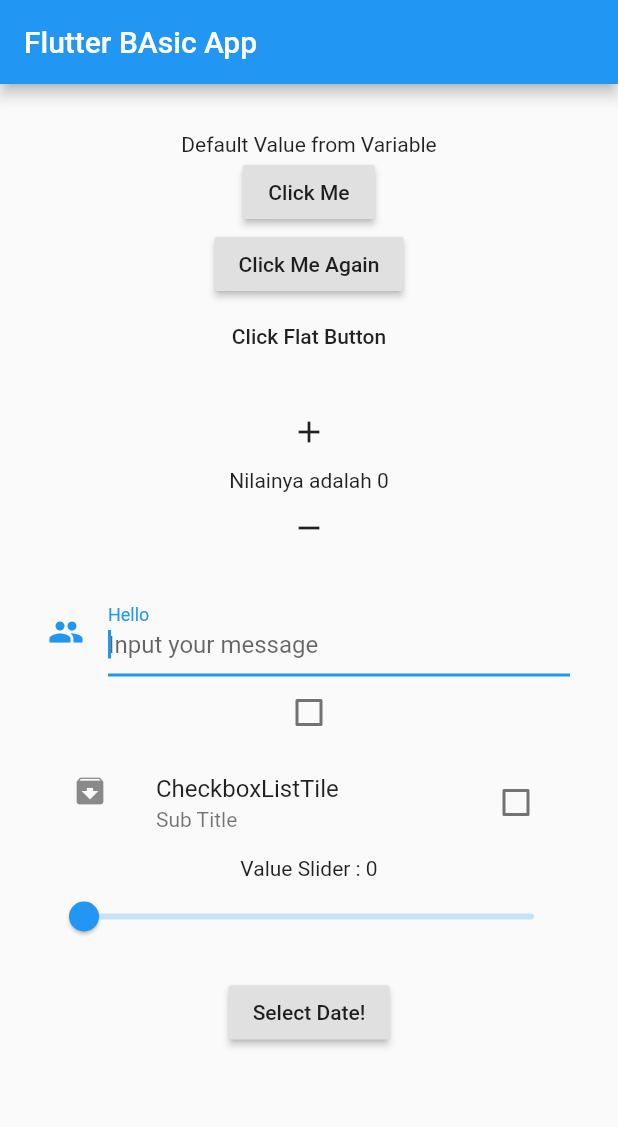
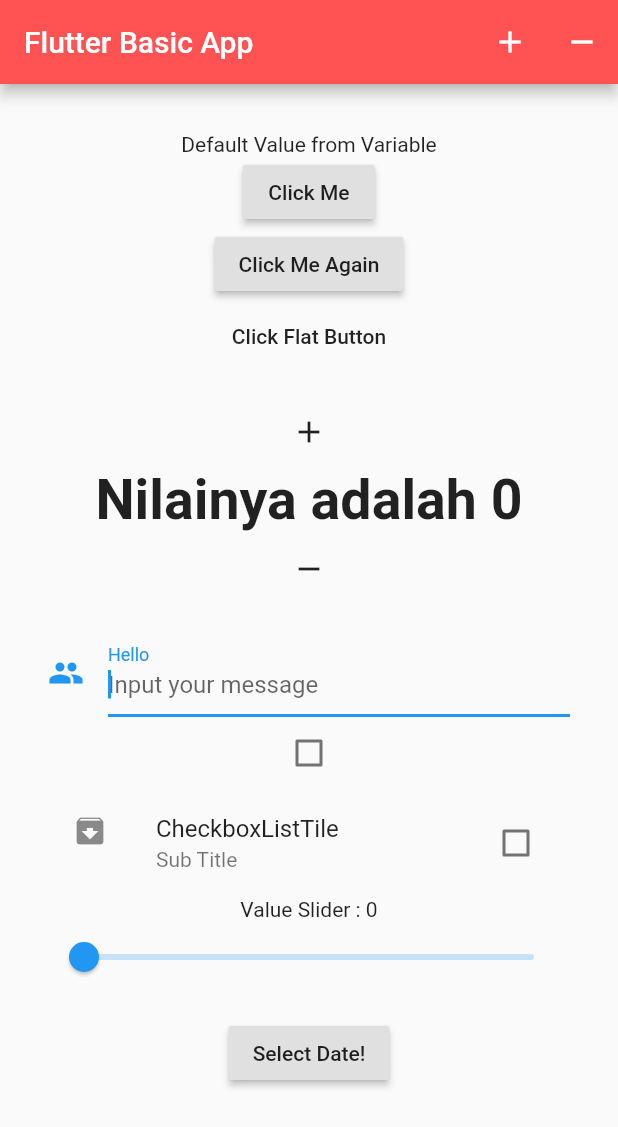
Before and after one commit to mrjuoss/flutter_app_basic, a Flutter app: the screen it shows after launch, on a phone screen of 412 x 824 dp. Shown: the top 1127 px of the screen. Run offline on Flutter 3.47's test engine with Material 2 defaults, Android fonts, the phone set to English and light mode, and no system bars.

Commit message:
Add Icon Button to App Bar

```diff
--- a/lib/main.dart
+++ b/lib/main.dart
@@ -96,7 +96,12 @@ class _MyAppState extends State<MyApp> {
     return new Scaffold(
       resizeToAvoidBottomPadding: false,
       appBar: new AppBar(
-        title: new Text('Flutter BAsic App'),
+        title: new Text('Flutter Basic App'),
+        backgroundColor: Colors.redAccent,
+        actions: <Widget>[
+          new IconButton(icon: Icon(Icons.add), onPressed: _add),
+          new IconButton(icon: Icon(Icons.remove), onPressed: _substract)
+        ],
       ),
       body: new Container(
         padding: new EdgeInsets.all(32.0),
@@ -125,7 +130,7 @@ class _MyAppState extends State<MyApp> {
             /* Icon Button */
             new IconButton(icon: Icon(Icons.add), onPressed: _add),
 
-            new Text('Nilainya adalah $_jml'),
+            new Text('Nilainya adalah $_jml', style: new TextStyle(fontWeight: FontWeight.bold, fontSize: 37.0),),
 
             new IconButton(icon: Icon(Icons.remove), onPressed: _substract),
 
```
